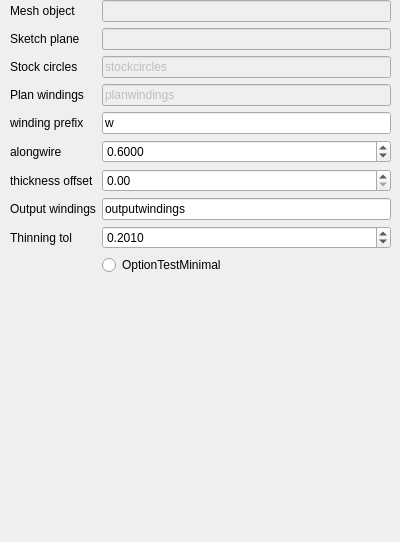
Above: freecadmacros/genpathfromplanwindingstask.ui from trilbytim/geodesic before the change. Below: the same form after it.
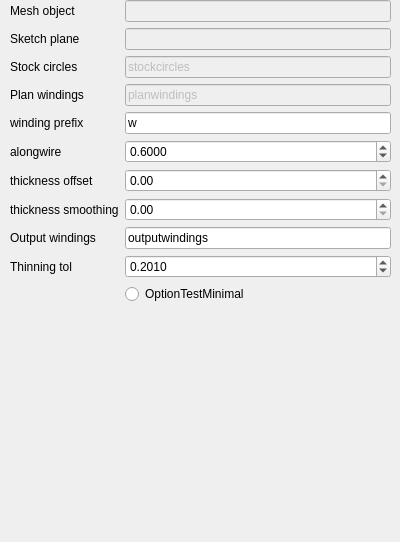
That is the form after the change.

Commit message: desperate smoothing added in on the offsets

Patch:
```diff
--- a/freecadmacros/genpathfromplanwindingstask.ui
+++ b/freecadmacros/genpathfromplanwindingstask.ui
@@ -117,14 +117,14 @@
       </property>
      </widget>
     </item>
-    <item row="7" column="0">
+    <item row="8" column="0">
      <widget class="QLabel" name="laboutputwindings">
       <property name="text">
        <string>Output windings</string>
       </property>
      </widget>
     </item>
-    <item row="7" column="1">
+    <item row="8" column="1">
      <widget class="QLineEdit" name="qoutputwindings">
       <property name="enabled">
        <bool>true</bool>
@@ -134,14 +134,14 @@
       </property>
      </widget>
     </item>
-    <item row="8" column="0">
+    <item row="9" column="0">
      <widget class="QLabel" name="labthinningtol">
       <property name="text">
        <string>Thinning tol</string>
       </property>
      </widget>
     </item>
-    <item row="8" column="1">
+    <item row="9" column="1">
      <widget class="QDoubleSpinBox" name="qthinningtol">
       <property name="decimals">
        <number>4</number>
@@ -160,7 +160,7 @@
       </property>
      </widget>
     </item>
-    <item row="9" column="1">
+    <item row="10" column="1">
      <widget class="QRadioButton" name="qoptiontestminimal">
       <property name="text">
        <string>OptionTestMinimal</string>
@@ -191,6 +191,20 @@
     <item row="6" column="1">
      <widget class="QDoubleSpinBox" name="qthicknessoffset"/>
     </item>
+    <item row="7" column="0">
+     <widget class="QLabel" name="labthicknesssmoothing">
+      <property name="text">
+       <string>thickness smoothing</string>
+      </property>
+     </widget>
+    </item>
+    <item row="7" column="1">
+     <widget class="QDoubleSpinBox" name="qthicknesssmoothing">
+      <property name="maximum">
+       <double>10.000000000000000</double>
+      </property>
+     </widget>
+    </item>
    </layout>
   </widget>
  </widget>
```
The commit also changes 2 other files.
